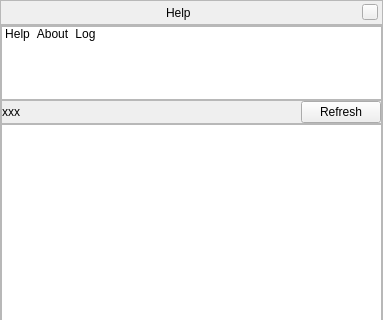
This is src/gui/helpDialogGui.ui in Astrocoderguy/stellarium as Qt 5 draws it before an edit; both pictures show x 0 to 383 and y 0 to 320 of the 383 by 458 pixel window. The edited form follows.
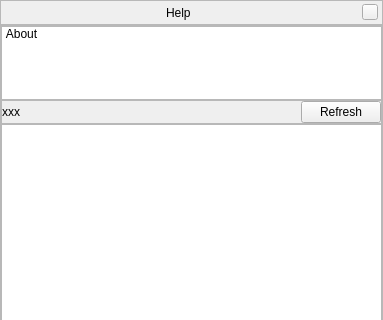
This is the edited form. Icons and pictures are not drawn. Custom widgets are drawn as their Qt base class.

```diff
--- a/src/gui/helpDialogGui.ui
+++ b/src/gui/helpDialogGui.ui
@@ -191,16 +191,6 @@
         <property name="selectionRectVisible">
          <bool>false</bool>
         </property>
-        <item>
-         <property name="text">
-          <string>Help</string>
-         </property>
-         <property name="icon">
-          <iconset>
-           <normalon>:/graphicGui/tabicon-help.png</normalon>
-          </iconset>
-         </property>
-        </item>
         <item>
          <property name="text">
           <string>About</string>
@@ -211,16 +201,6 @@
           </iconset>
          </property>
         </item>
-        <item>
-         <property name="text">
-          <string>Log</string>
-         </property>
-         <property name="icon">
-          <iconset>
-           <normalon>:/graphicGui/tabicon-logs.png</normalon>
-          </iconset>
-         </property>
-        </item>
        </widget>
       </item>
       <item>
```
